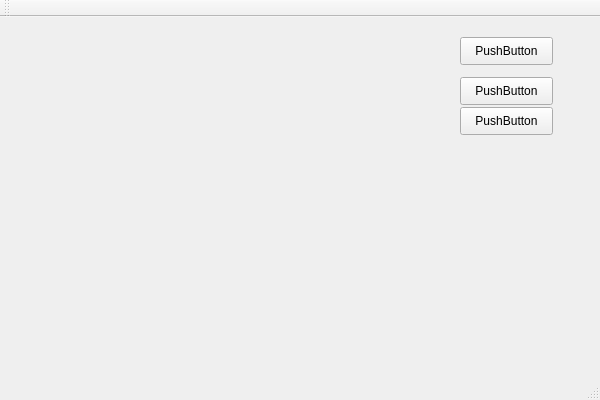
The window that QtGuiApplication2/QtGuiApplication2.ui (minatuyang/Learning) describes before a commit, drawn with Qt 5.
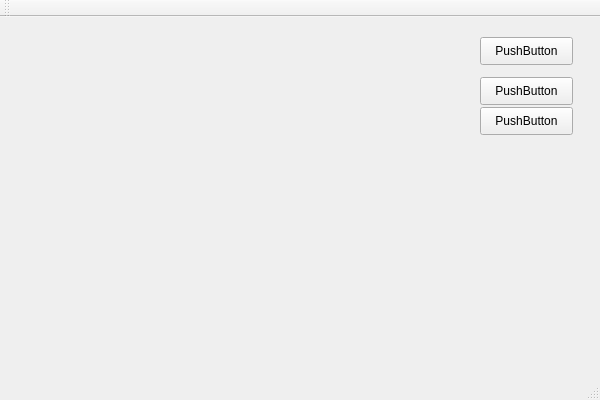
The same window after the commit.

Diff of the .ui file:
```diff
--- a/QtGuiApplication2/QtGuiApplication2.ui
+++ b/QtGuiApplication2/QtGuiApplication2.ui
@@ -17,7 +17,7 @@
    <widget class="QPushButton" name="pushButton">
     <property name="geometry">
      <rect>
-      <x>460</x>
+      <x>480</x>
       <y>20</y>
       <width>93</width>
       <height>28</height>
@@ -30,7 +30,7 @@
    <widget class="QPushButton" name="SaveButton">
     <property name="geometry">
      <rect>
-      <x>460</x>
+      <x>480</x>
       <y>60</y>
       <width>93</width>
       <height>28</height>
@@ -56,7 +56,7 @@
    <widget class="QPushButton" name="pushButton_2">
     <property name="geometry">
      <rect>
-      <x>460</x>
+      <x>480</x>
       <y>90</y>
       <width>93</width>
       <height>28</height>
@@ -66,6 +66,17 @@
      <string>PushButton</string>
     </property>
    </widget>
+   <widget class="QWidget" name="horizontalLayoutWidget">
+    <property name="geometry">
+     <rect>
+      <x>10</x>
+      <y>10</y>
+      <width>451</width>
+      <height>301</height>
+     </rect>
+    </property>
+    <layout class="QHBoxLayout" name="horizontalLayout"/>
+   </widget>
   </widget>
   <widget class="QMenuBar" name="menuBar">
    <property name="geometry">
```
Left out of the diff: 13 changed lines with no effect on the pictures.
